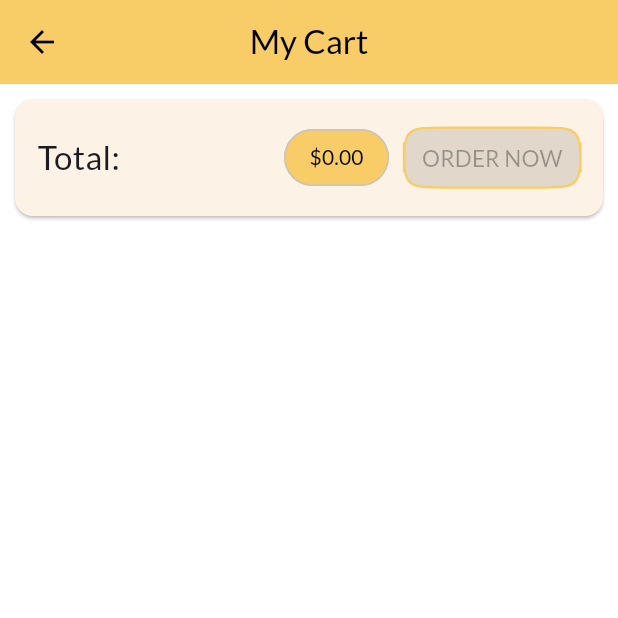
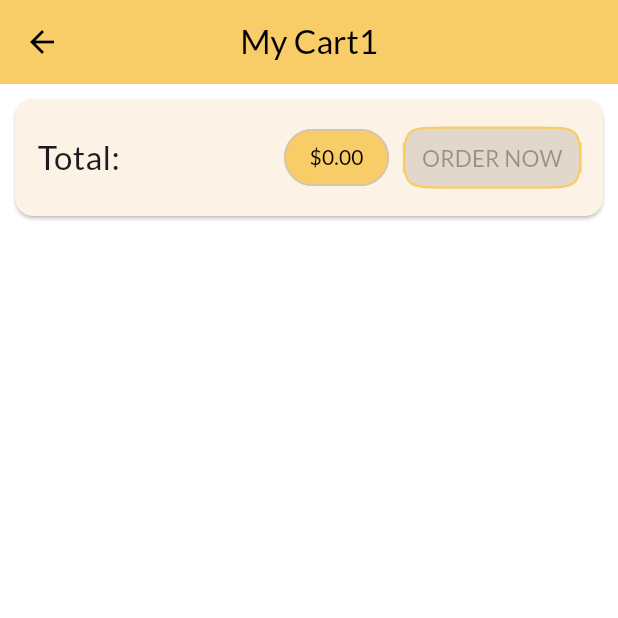
Before and after one commit to FozilAshurov16/E-commerce-app, a Flutter app: the CartScreen screen opened by its route, on a phone screen of 412 x 824 dp, the top half of it. Run offline on Flutter 3.47's test engine with Material 3 defaults, Android fonts, the phone set to English and light mode, and no system bars; our stand-ins replace flutter_slidable, google_fonts, shared_preferences; accounts and stored records are empty.

Commit message:
test for git push

```diff
--- a/lib/screens/cart_screen.dart
+++ b/lib/screens/cart_screen.dart
@@ -14,7 +14,7 @@ class CartScreen extends StatelessWidget {
     return Scaffold(
       appBar: AppBar(
         centerTitle: true,
-        title: const Text("My Cart"),
+        title: const Text("My Cart1"),
       ),
       body: Column(
         children: [
```
